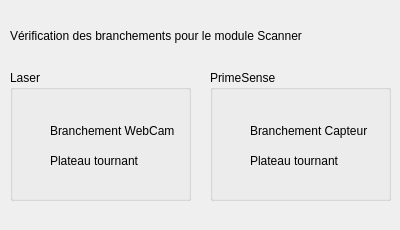
polybox3d/polybox, file src/SCannerChecker.ui: the form before one commit.
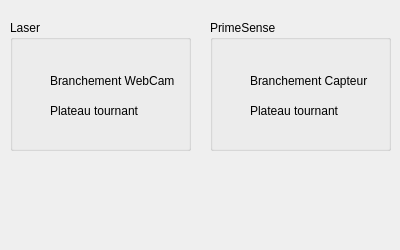
The form after the commit. Icons and pictures are not drawn. Custom widgets are drawn as their Qt base class.

The edit to the form file:
```diff
--- a/src/SCannerChecker.ui
+++ b/src/SCannerChecker.ui
@@ -7,7 +7,7 @@
     <x>0</x>
     <y>0</y>
     <width>400</width>
-    <height>230</height>
+    <height>250</height>
    </rect>
   </property>
   <property name="windowTitle">
@@ -17,7 +17,7 @@
    <property name="geometry">
     <rect>
      <x>10</x>
-     <y>70</y>
+     <y>20</y>
      <width>181</width>
      <height>131</height>
     </rect>
@@ -119,7 +119,7 @@
    <property name="geometry">
     <rect>
      <x>210</x>
-     <y>70</y>
+     <y>20</y>
      <width>181</width>
      <height>131</height>
     </rect>
@@ -211,23 +211,6 @@
     </property>
    </widget>
   </widget>
-  <widget class="QLabel" name="label_7">
-   <property name="geometry">
-    <rect>
-     <x>10</x>
-     <y>20</y>
-     <width>321</width>
-     <height>31</height>
-    </rect>
-   </property>
-   <property name="text">
-    <string>Vérification des branchements pour le module Scanner</string>
-   </property>
-  </widget>
-  <zorder>groupBox</zorder>
-  <zorder>groupBox_2</zorder>
-  <zorder>label_2</zorder>
-  <zorder>label_7</zorder>
  </widget>
  <customwidgets>
   <customwidget>
```
